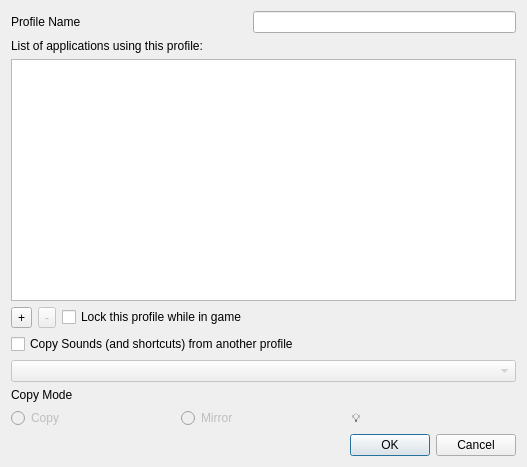
Old version of the form ProfileEdit.ui in the repository devolution2409/Lidl-Soundboard.
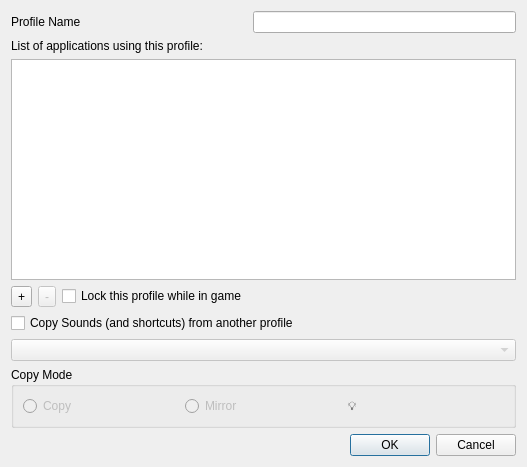
New version of the form.

```diff
--- a/ProfileEdit.ui
+++ b/ProfileEdit.ui
@@ -122,17 +122,16 @@
        </property>
       </widget>
      </item>
-     <item>
-      <widget class="QLabel" name="label_3">
-       <property name="text">
-        <string>Copy Mode</string>
-       </property>
-      </widget>
-     </item>
      <item>
       <layout class="QHBoxLayout" name="horizontalLayout_2">
        <item>
-        <widget class="QRadioButton" name="copyCopy">
+        <widget class="QGroupBox" name="radioGroup">
+         <property name="title">
+          <string>Copy Mode</string>
+         </property>
+         <layout class="QHBoxLayout" name="horizontalLayout_3">
+          <item>
+           <widget class="QRadioButton" name="radioCopy">
          <property name="enabled">
           <bool>false</bool>
          </property>
@@ -156,6 +155,9 @@
          <property name="text">
           <string>💡 </string>
          </property>
+           </widget>
+          </item>
+         </layout>
         </widget>
        </item>
       </layout>
```
Lines whose indentation alone changed are shown as unchanged.
